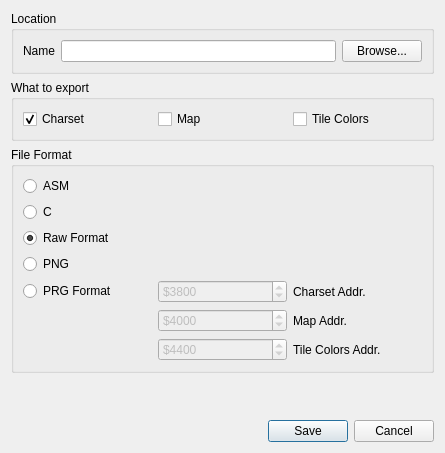
ricardoquesada/vchar64, file src/exportdialog.ui: the form before one commit.
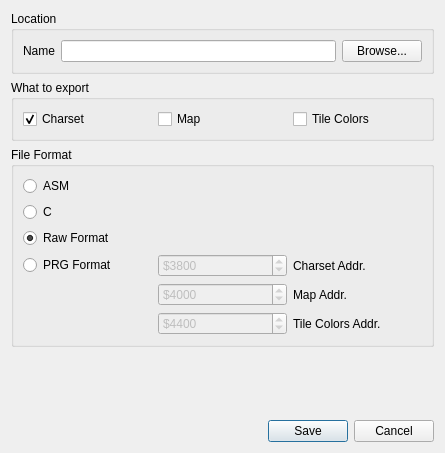
The form after the commit.

What changed in the file:
```diff
--- a/src/exportdialog.ui
+++ b/src/exportdialog.ui
@@ -82,6 +82,25 @@
       <string>File Format</string>
      </property>
      <layout class="QGridLayout" name="gridLayout">
+      <item row="6" column="1">
+       <widget class="QSpinBox" name="spinBox_attribAddress">
+        <property name="enabled">
+         <bool>false</bool>
+        </property>
+        <property name="prefix">
+         <string>$</string>
+        </property>
+        <property name="maximum">
+         <number>65536</number>
+        </property>
+        <property name="value">
+         <number>17408</number>
+        </property>
+        <property name="displayIntegerBase">
+         <number>16</number>
+        </property>
+       </widget>
+      </item>
       <item row="0" column="0">
        <widget class="QRadioButton" name="radioButton_asm">
         <property name="text">
@@ -89,7 +108,33 @@
         </property>
        </widget>
       </item>
-      <item row="6" column="2">
+      <item row="4" column="1">
+       <widget class="QSpinBox" name="spinBox_charsetAddress">
+        <property name="enabled">
+         <bool>false</bool>
+        </property>
+        <property name="prefix">
+         <string>$</string>
+        </property>
+        <property name="maximum">
+         <number>65536</number>
+        </property>
+        <property name="value">
+         <number>14336</number>
+        </property>
+        <property name="displayIntegerBase">
+         <number>16</number>
+        </property>
+       </widget>
+      </item>
+      <item row="1" column="0">
+       <widget class="QRadioButton" name="radioButton_c">
+        <property name="text">
+         <string>C</string>
+        </property>
+       </widget>
+      </item>
+      <item row="5" column="2">
        <widget class="QLabel" name="label_3">
         <property name="text">
          <string>Map Addr.</string>
@@ -107,25 +152,6 @@
        </widget>
       </item>
       <item row="5" column="1">
-       <widget class="QSpinBox" name="spinBox_charsetAddress">
-        <property name="enabled">
-         <bool>false</bool>
-        </property>
-        <property name="prefix">
-         <string>$</string>
-        </property>
-        <property name="maximum">
-         <number>65536</number>
-        </property>
-        <property name="value">
-         <number>14336</number>
-        </property>
-        <property name="displayIntegerBase">
-         <number>16</number>
-        </property>
-       </widget>
-      </item>
-      <item row="6" column="1">
        <widget class="QSpinBox" name="spinBox_mapAddress">
         <property name="enabled">
          <bool>false</bool>
@@ -144,47 +170,14 @@
         </property>
        </widget>
       </item>
-      <item row="7" column="2">
+      <item row="6" column="2">
        <widget class="QLabel" name="label_4">
         <property name="text">
          <string>Tile Colors Addr.</string>
         </property>
        </widget>
       </item>
-      <item row="1" column="0">
-       <widget class="QRadioButton" name="radioButton_c">
-        <property name="text">
-         <string>C</string>
-        </property>
-       </widget>
-      </item>
-      <item row="5" column="0">
-       <widget class="QRadioButton" name="radioButton_prg">
-        <property name="text">
-         <string>PRG Format</string>
-        </property>
-       </widget>
-      </item>
-      <item row="7" column="1">
-       <widget class="QSpinBox" name="spinBox_attribAddress">
-        <property name="enabled">
-         <bool>false</bool>
-        </property>
-        <property name="prefix">
-         <string>$</string>
-        </property>
-        <property name="maximum">
-         <number>65536</number>
-        </property>
-        <property name="value">
-         <number>17408</number>
-        </property>
-        <property name="displayIntegerBase">
-         <number>16</number>
-        </property>
-       </widget>
-      </item>
-      <item row="5" column="2">
+      <item row="4" column="2">
        <widget class="QLabel" name="label_2">
         <property name="text">
          <string>Charset Addr.</string>
@@ -192,9 +185,9 @@
        </widget>
       </item>
       <item row="4" column="0">
-       <widget class="QRadioButton" name="radioButton_png">
+       <widget class="QRadioButton" name="radioButton_prg">
         <property name="text">
-         <string>PNG</string>
+         <string>PRG Format</string>
         </property>
        </widget>
       </item>
```
Left out of the diff: 26 changed lines with no effect on the pictures.
